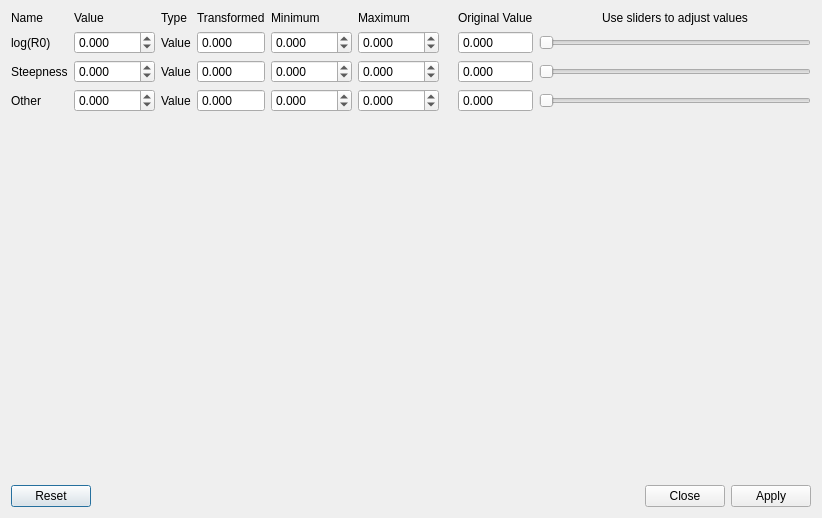
nmfs-ost/ss3-ssi, file src/srequationdialog.ui: the form before one commit.
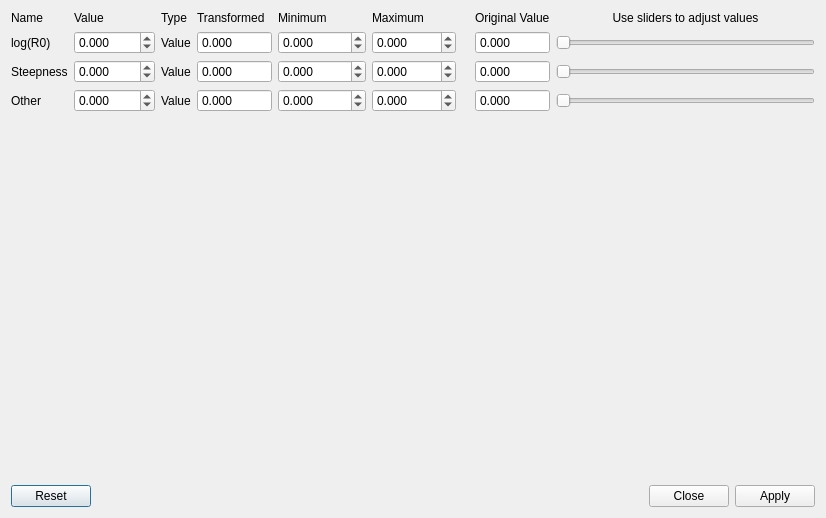
The form after the commit.

Diff of the .ui file:
```diff
--- a/src/srequationdialog.ui
+++ b/src/srequationdialog.ui
@@ -6,7 +6,7 @@
    <rect>
     <x>0</x>
     <y>0</y>
-    <width>815</width>
+    <width>826</width>
     <height>518</height>
    </rect>
   </property>
@@ -65,7 +65,7 @@
         <number>3</number>
        </property>
        <property name="minimum">
-        <double>-2000.000000000000000</double>
+        <double>-99999.000000000000000</double>
        </property>
        <property name="maximum">
         <double>2000.000000000000000</double>
@@ -149,10 +149,10 @@
         <number>3</number>
        </property>
        <property name="minimum">
-        <double>-2000.000000000000000</double>
+        <double>-99999.000000000000000</double>
        </property>
        <property name="maximum">
-        <double>2000.000000000000000</double>
+        <double>999999.000000000000000</double>
        </property>
       </widget>
      </item>
@@ -171,7 +171,10 @@
         <double>-2000.000000000000000</double>
        </property>
        <property name="maximum">
-        <double>2000.000000000000000</double>
+        <double>99999.000000000000000</double>
+       </property>
+       <property name="singleStep">
+        <double>0.001000000000000</double>
        </property>
       </widget>
      </item>
@@ -184,10 +187,10 @@
         <number>3</number>
        </property>
        <property name="minimum">
-        <double>-2000.000000000000000</double>
+        <double>-99999.000000000000000</double>
        </property>
        <property name="maximum">
-        <double>2000.000000000000000</double>
+        <double>99999.000000000000000</double>
        </property>
       </widget>
      </item>
@@ -227,10 +230,10 @@
         <number>3</number>
        </property>
        <property name="minimum">
-        <double>-2000.000000000000000</double>
+        <double>-99999.000000000000000</double>
        </property>
        <property name="maximum">
-        <double>2000.000000000000000</double>
+        <double>99999.000000000000000</double>
        </property>
       </widget>
      </item>
@@ -253,7 +256,10 @@
         <double>-2000.000000000000000</double>
        </property>
        <property name="maximum">
-        <double>2000.000000000000000</double>
+        <double>99999.000000000000000</double>
+       </property>
+       <property name="singleStep">
+        <double>0.001000000000000</double>
        </property>
       </widget>
      </item>
@@ -266,7 +272,10 @@
         <double>-2000.000000000000000</double>
        </property>
        <property name="maximum">
-        <double>2000.000000000000000</double>
+        <double>99999.000000000000000</double>
+       </property>
+       <property name="singleStep">
+        <double>0.001000000000000</double>
        </property>
       </widget>
      </item>
@@ -289,10 +298,10 @@
         <number>3</number>
        </property>
        <property name="minimum">
-        <double>-2000.000000000000000</double>
+        <double>-99999.000000000000000</double>
        </property>
        <property name="maximum">
-        <double>2000.000000000000000</double>
+        <double>99999.000000000000000</double>
        </property>
       </widget>
      </item>
@@ -302,7 +311,7 @@
         <number>3</number>
        </property>
        <property name="minimum">
-        <double>-2000.000000000000000</double>
+        <double>-99999.000000000000000</double>
        </property>
        <property name="maximum">
         <double>2000.000000000000000</double>
@@ -349,7 +358,7 @@
         <number>3</number>
        </property>
        <property name="minimum">
-        <double>-2000.000000000000000</double>
+        <double>-99999.000000000000000</double>
        </property>
        <property name="maximum">
         <double>2000.000000000000000</double>
@@ -368,10 +377,10 @@
         <number>3</number>
        </property>
        <property name="minimum">
-        <double>-2000.000000000000000</double>
+        <double>-99999.000000000000000</double>
        </property>
        <property name="maximum">
-        <double>2000.000000000000000</double>
+        <double>99999.000000000000000</double>
        </property>
       </widget>
      </item>
@@ -387,10 +396,10 @@
         <number>3</number>
        </property>
        <property name="minimum">
-        <double>-2000.000000000000000</double>
+        <double>-99999.000000000000000</double>
        </property>
        <property name="maximum">
-        <double>2000.000000000000000</double>
+        <double>99999.000000000000000</double>
        </property>
       </widget>
      </item>
@@ -432,7 +441,7 @@
    <item>
     <layout class="QGridLayout" name="gridLayout">
      <item row="0" column="0" rowspan="2">
-      <layout class="QVBoxLayout" name="verticalLayout_graph" stretch=""/>
+      <layout class="QVBoxLayout" name="verticalLayout_graph"/>
      </item>
      <item row="0" column="1">
       <spacer name="verticalSpacer">
```
Left out of the diff: 18 changed lines with no effect on the pictures.
